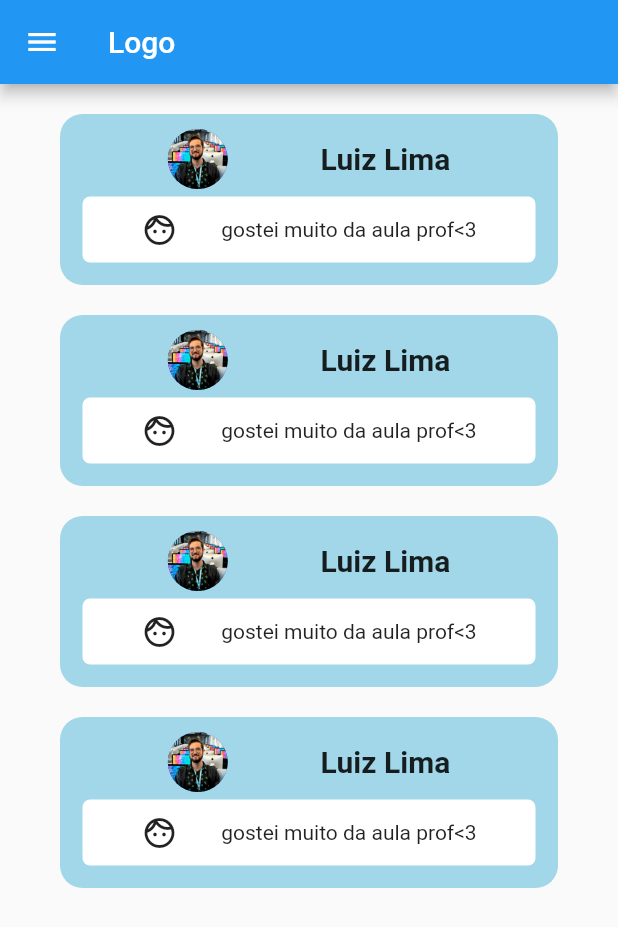
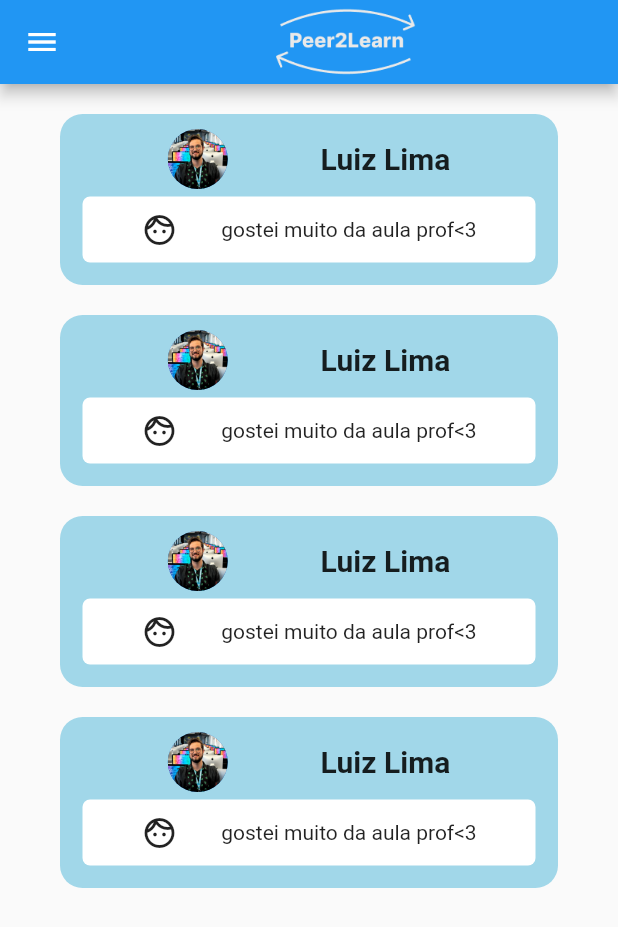
Before and after one commit to luizlcezario/MicrosoftHackathon, a Flutter app: the ClassPage screen opened directly, in the side drawer, after a tap on "Feedback", on a phone screen of 412 x 824 dp. Shown: the top 927 px of the screen. Run offline on Flutter 3.47's test engine with Material 2 defaults, Android fonts, the phone set to English and light mode, and no system bars.

Commit message:
menu sanduiche e logo

```diff
--- /dev/null
+++ b/frontend/lib/components/sanduiche.dart
@@ -0,0 +1,63 @@
+import 'package:flutter/material.dart';
+import '../main.dart';
+import '../pages/exercises.dart';
+import '../pages/class.dart';
+
+class Sanduiche extends StatefulWidget {
+  const Sanduiche({super.key, required this.path});
+
+  final String path;
+  @override
+  State<Sanduiche> createState() => _SanduicheState();
+}
+
+class _SanduicheState extends State<Sanduiche> {
+  @override
+  Widget build(BuildContext context) {
+    return Drawer(
+        child: ListView(
+      padding: EdgeInsets.zero,
+      children: <Widget>[
+        DrawerHeader(
+          decoration: BoxDecoration(
+            color: Color.fromRGBO(161, 215, 233, 1),
+          ),
+          child: Image(image: AssetImage('assets/Logo.png')),
+        ),
+        ListTile(
+            leading: Icon(Icons.class_),
+            title: Text('Feedback'),
+            onTap: () {
+              widget.path != "Feedback"
+                  ? Navigator.push(
+                      context,
+                      MaterialPageRoute(builder: (context) => MyHomePage()),
+                    )
+                  : null;
+            }),
+        ListTile(
+            leading: Icon(Icons.class_),
+            title: Text('Salas'),
+            onTap: () {
+              widget.path != "Salas"
+                  ? Navigator.push(
+                      context,
+                      MaterialPageRoute(builder: (context) => ClassPage()),
+                    )
+                  : null;
+            }),
+        ListTile(
+            leading: Icon(Icons.data_exploration_rounded),
+            title: Text('Exercícios'),
+            onTap: () {
+              widget.path != "Exercícios"
+                  ? Navigator.push(
+                      context,
+                      MaterialPageRoute(builder: (context) => ExercisesPage()),
+                    )
+                  : null;
+            }),
+      ],
+    ));
+  }
+}
--- a/frontend/lib/main.dart
+++ b/frontend/lib/main.dart
@@ -1,6 +1,5 @@
 import 'package:flutter/material.dart';
-import 'pages/class.dart';
-import 'pages/exercises.dart';
+import 'components/sanduiche.dart';
 import 'components/feedbacks.dart';
 
 void main() {
@@ -33,46 +32,11 @@ class _MyHomePageState extends State<MyHomePage> {
   @override
   Widget build(BuildContext context) {
     return Scaffold(
-      drawer: Drawer(
-        child: ListView(
-          padding: EdgeInsets.zero,
-          children: <Widget>[
-            DrawerHeader(
-              decoration: BoxDecoration(
-                color: Color.fromRGBO(161, 215, 233, 1),
-              ),
-              child: Text(
-                'LOGO',
-                style: TextStyle(
-                  color: Colors.white,
-                  fontSize: 24,
-                ),
-              ),
-            ),
-            ListTile(
-                leading: Icon(Icons.class_),
-                title: Text('Aulas'),
-                onTap: () {
-                  Navigator.push(
-                    context,
-                    MaterialPageRoute(builder: (context) => ClassPage()),
-                  );
-                }),
-            ListTile(
-                leading: Icon(Icons.data_exploration_rounded),
-                title: Text('Exercícios'),
-                onTap: () {
-                  Navigator.push(
-                    context,
-                    MaterialPageRoute(builder: (context) => ExercisesPage()),
-                  );
-                }),
-          ],
-        ),
-      ),
+      drawer: Sanduiche(path: 'Feedback'),
       appBar: AppBar(
-        title: Text("Logo"),
-      ),
+          title: Center(
+        child: Image(width: 100, image: AssetImage('assets/Logo.png')),
+      )),
       body: Center(
         child: Column(
           children: <Widget>[
--- a/frontend/lib/pages/class.dart
+++ b/frontend/lib/pages/class.dart
@@ -1,6 +1,5 @@
 import 'package:flutter/material.dart';
-import '../main.dart';
-import 'exercises.dart';
+import '../components/sanduiche.dart';
 
 class ClassPage extends StatefulWidget {
   const ClassPage({super.key});
@@ -44,45 +43,7 @@ class _ClassPageState extends State<ClassPage> {
 
   Widget build(BuildContext context) {
     return Scaffold(
-      drawer: Drawer(
-        child: ListView(
-          padding: EdgeInsets.zero,
-          children: <Widget>[
-            DrawerHeader(
-              decoration: BoxDecoration(
-                color: Color.fromRGBO(161, 215, 233, 1),
-              ),
-              child: Text(
-                'LOGO',
-                style: TextStyle(
-                  color: Colors.white,
-                  fontSize: 24,
-                ),
-              ),
-            ),
-            ListTile(
-                leading: Icon(Icons.class_),
-                title: Text('Feedback'),
-                onTap: () {
-                  Navigator.push(
-                    context,
-                    MaterialPageRoute(builder: (context) => MyHomePage()),
-                  );
-                }),
-            ListTile(
-              leading: Icon(Icons.class_),
-              title: Text('Salas'),
-            ),
-            ListTile(
-                leading: Icon(Icons.data_exploration_rounded),
-                title: Text('Exercícios'),
-                onTap: () {
-                  Navigator.push(context,
-                      MaterialPageRoute(builder: (context) => ExercisesPage()));
-                }),
-          ],
-        ),
-      ),
+      drawer: Sanduiche(path: 'Salas'),
       appBar: AppBar(
         title: Text('Salas'),
       ),
@@ -136,25 +97,20 @@ class _ClassPageState extends State<ClassPage> {
                   children: e["student"].map<Widget>((aluno) {
                     return e['name'] == dropdownValue
                         ? Container(
-                            margin: EdgeInsets.only(right: 20, left: 20),
+                            margin:
+                                EdgeInsets.only(right: 20, left: 20, top: 20),
+                            padding: EdgeInsets.all(10),
+                            decoration: BoxDecoration(
+                              color: Color.fromRGBO(161, 215, 233, 1),
+                              borderRadius: BorderRadius.circular(10),
+                            ),
                             child: Row(
                               children: [
-                                Container(
-                                  width: 100,
-                                  height: 100,
-                                  decoration: BoxDecoration(
-                                    borderRadius: BorderRadius.circular(100),
-                                    color: Color.fromRGBO(161, 215, 233, 1),
-                                  ),
-                                  child: Center(
-                                    child: Text(
-                                      aluno["name"],
-                                      style: TextStyle(color: Colors.black),
-                                    ),
-                                  ),
+                                CircleAvatar(
+                                  backgroundImage: AssetImage(aluno['img']),
                                 ),
                                 Container(
-                                  margin: EdgeInsets.only(top: 10),
+                                  margin: EdgeInsets.only(left: 20),
                                   child: Text(
                                     aluno["name"],
                                     style: TextStyle(color: Colors.black),
--- a/frontend/pubspec.yaml
+++ b/frontend/pubspec.yaml
@@ -63,7 +63,10 @@ flutter:
   assets:
     - assets/llima-ce.jpeg
     - assets/
-    - llima-ce.jpeg  # An image asset can refer to one or more resolution-specific "variants", see
+    - llima-ce.jpeg
+    - Logo.png
+    - assets/Logo.png
+    # An image asset can refer to one or more resolution-specific "variants", see
   # https://flutter.dev/assets-and-images/#resolution-aware
 
   # For details regarding adding assets from package dependencies, see
```
Also changed, not shown: frontend/lib/pages/exercises.dart (+2 -43 lines), frontend/assets/Logo.png (added), frontend/assets/Logo.svg (added).
